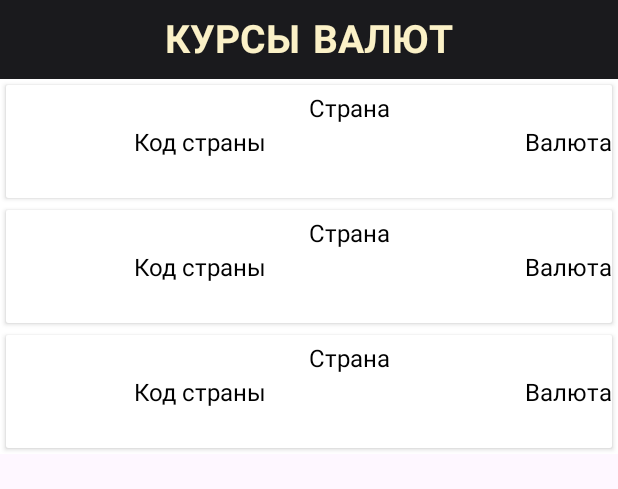
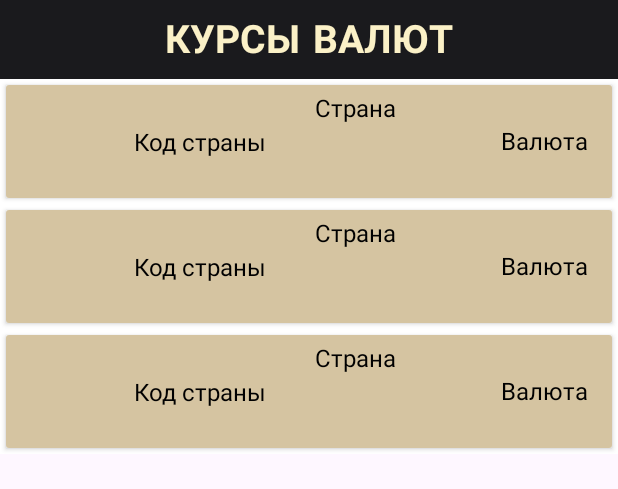
Before and after one commit to RomashkinYer/ExchangeRates, an Android app: the layout activity_main.xml on its own in the app's theme, with its tools: preview values and no code run, on a phone screen of 412 x 824 dp. Shown: the top 489 px of the screen. Run offline under Robolectric (Android 15) with nearby library versions, the phone set to English and light mode, and no system bars; Roboto replaces fonts that are not available here.

Commit message:
Добавлены новые цветы и сделан фон для карточки с валютой

```diff
--- a/app/src/main/java/com/romashkin/exchangerates/MainActivity.java
+++ b/app/src/main/java/com/romashkin/exchangerates/MainActivity.java
@@ -32,6 +32,7 @@ public class MainActivity extends AppCompatActivity {
             v.setPadding(systemBars.left, systemBars.top, systemBars.right, systemBars.bottom);
             return insets;
         });
+        //Вызываем парсинг во втором потоке
         init();
     }
     //Создаем поток для парсинга валют с сайта
--- a/app/src/main/res/layout/activity_main.xml
+++ b/app/src/main/res/layout/activity_main.xml
@@ -24,11 +24,16 @@
         app:layout_constraintTop_toBottomOf="@+id/include"
         tools:layout_editor_absoluteX="17dp">
 
-        <androidx.recyclerview.widget.RecyclerView
-            android:id="@+id/mainList"
+        <LinearLayout
             android:layout_width="match_parent"
-            android:layout_height="match_parent"
-            tools:listitem="@layout/list_item"/>
+            android:layout_height="wrap_content"
+            android:background="@color/listBacckground">
+            <androidx.recyclerview.widget.RecyclerView
+                android:id="@+id/mainList"
+                android:layout_width="match_parent"
+                android:layout_height="match_parent"
+                tools:listitem="@layout/list_item"/>
+        </LinearLayout>
     </ScrollView>
 
 </androidx.constraintlayout.widget.ConstraintLayout>
--- a/app/src/main/res/layout/list_item.xml
+++ b/app/src/main/res/layout/list_item.xml
@@ -17,8 +17,8 @@
         <androidx.constraintlayout.widget.ConstraintLayout
             android:id="@+id/itemCard"
             android:layout_width="match_parent"
-            android:layout_height="wrap_content"
-            android:background="@color/white">
+            android:layout_height="match_parent"
+            android:background="@color/cardBacckground">
 
             <ImageView
                 android:id="@+id/itemIcon"
@@ -38,7 +38,7 @@
                 android:textColor="@color/black"
                 android:textSize="16sp"
                 app:layout_constraintEnd_toStartOf="@+id/itemCurrency"
-                app:layout_constraintHorizontal_bias="0.239"
+                app:layout_constraintHorizontal_bias="0.32"
                 app:layout_constraintStart_toEndOf="@+id/itemModel"
                 app:layout_constraintTop_toTopOf="parent"
                 tools:ignore="MissingConstraints" />
@@ -47,12 +47,14 @@
                 android:id="@+id/itemCurrency"
                 android:layout_width="wrap_content"
                 android:layout_height="wrap_content"
+                android:layout_marginEnd="16dp"
                 android:text="Валюта"
                 android:textColor="@color/black"
                 android:textSize="16sp"
                 app:layout_constraintBottom_toBottomOf="parent"
                 app:layout_constraintEnd_toEndOf="parent"
-                app:layout_constraintTop_toTopOf="parent" />
+                app:layout_constraintTop_toTopOf="parent"
+                app:layout_constraintVertical_bias="0.49" />
 
             <TextView
                 android:id="@+id/itemModel"
--- a/app/src/main/res/values/colors.xml
+++ b/app/src/main/res/values/colors.xml
@@ -4,4 +4,6 @@
     <color name="white">#FFFFFFFF</color>
     <color name="toolbarBackground">#1A1A1D</color>
     <color name="titleBackground">#fbf1c7</color>
+    <color name="listBacckground">#504945</color>
+    <color name="cardBacckground">#d5c4a1</color>
 </resources>
```
